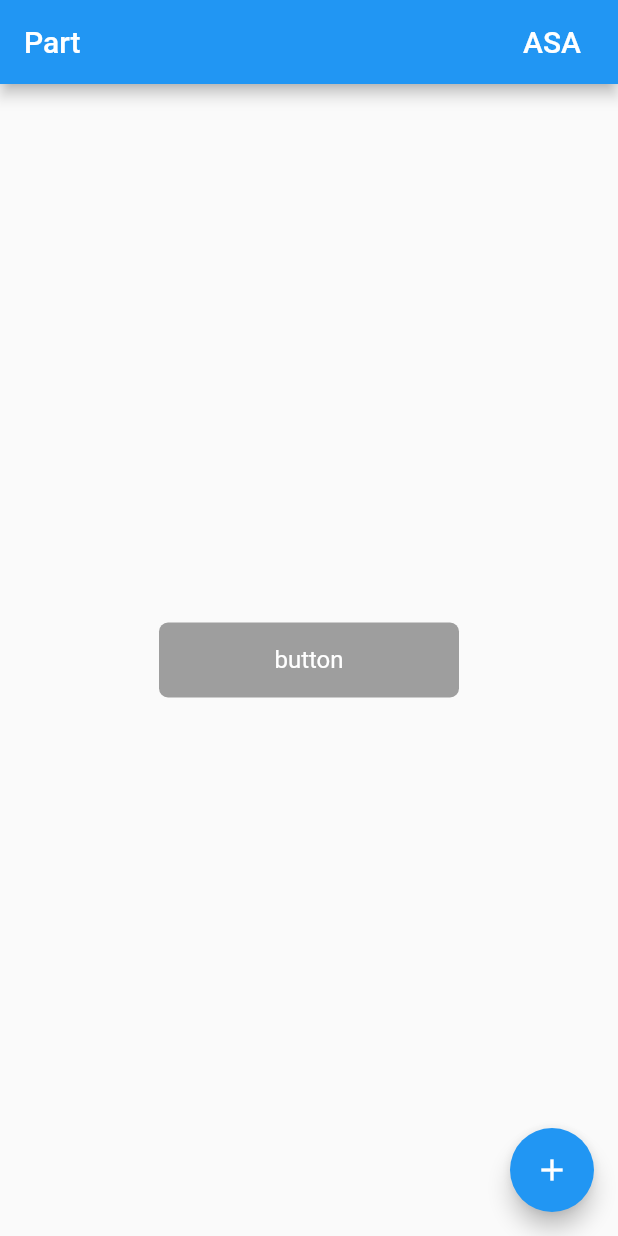
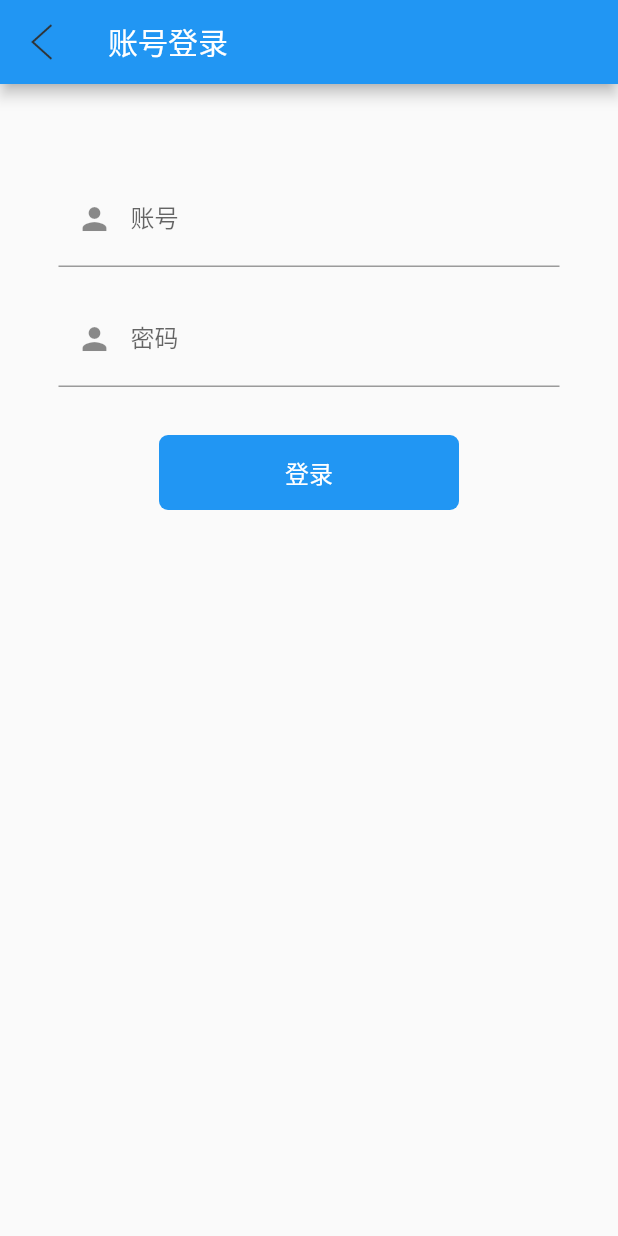
Before and after one commit to Daemon1993/Part, a Flutter app: the screen it shows after launch, on a phone screen of 412 x 824 dp. Run offline on Flutter 3.47's test engine with Material 2 defaults, Android fonts, the phone set to English and light mode, and no system bars; missing offline and left inert: flustars.

Commit message:
add inputtext

```diff
--- a/lib/base_widget/Gaps.dart
+++ b/lib/base_widget/Gaps.dart
@@ -1,6 +1,32 @@
 import 'package:flutter/cupertino.dart';
+
+import 'dimens.dart';
 
 class Gaps{
 
+  /// 水平间隔
+  static const Widget hGap4 = SizedBox(width: Dimens.gap_dp4);
+  static const Widget hGap5 = SizedBox(width: Dimens.gap_dp5);
+  static const Widget hGap8 = SizedBox(width: Dimens.gap_dp8);
+  static const Widget hGap10 = SizedBox(width: Dimens.gap_dp10);
+  static const Widget hGap12 = SizedBox(width: Dimens.gap_dp12);
+  static const Widget hGap15 = SizedBox(width: Dimens.gap_dp15);
+  static const Widget hGap16 = SizedBox(width: Dimens.gap_dp16);
+  static const Widget hGap32 = SizedBox(width: Dimens.gap_dp32);
+
+  /// 垂直间隔
+  static const Widget vGap4 = SizedBox(height: Dimens.gap_dp4);
+  static const Widget vGap5 = SizedBox(height: Dimens.gap_dp5);
+  static const Widget vGap8 = SizedBox(height: Dimens.gap_dp8);
+  static const Widget vGap10 = SizedBox(height: Dimens.gap_dp10);
+  static const Widget vGap12 = SizedBox(height: Dimens.gap_dp12);
+  static const Widget vGap15 = SizedBox(height: Dimens.gap_dp15);
+  static const Widget vGap16 = SizedBox(height: Dimens.gap_dp16);
+  static const Widget vGap24 = SizedBox(height: Dimens.gap_dp24);
+  static const Widget vGap32 = SizedBox(height: Dimens.gap_dp32);
+  static const Widget vGap50 = SizedBox(height: Dimens.gap_dp50);
+
+
   static const Widget empty = SizedBox.shrink();
+
 }
--- a/lib/base_widget/MyAppBar.dart
+++ b/lib/base_widget/MyAppBar.dart
@@ -31,7 +31,8 @@ class MyAppBar extends StatelessWidget implements PreferredSizeWidget {
       leading: isBack
           ? IconButton(
               onPressed: () {},
-              icon: Image.asset(Constant.backImage),
+              icon: Image.asset(Constant.backImage,width: 30,height: 30,),
+
             )
           : null,
       title: Text(this.title),
@@ -41,7 +42,7 @@ class MyAppBar extends StatelessWidget implements PreferredSizeWidget {
             this.right_text,
             style: TextStyle(fontSize: 20, color: Colors.white),
           ),
-          onPressed: this.rightAction,
+          onPressed: this.rightAction==null?this.rightAction:null,
         ),
         this.rightIcon.isNotEmpty
             ? IconButton(
--- a/lib/base_widget/MyButton.dart
+++ b/lib/base_widget/MyButton.dart
@@ -1,5 +1,6 @@
 
 
+import 'package:dpart/utils/Log.dart';
 import 'package:flutter/material.dart';
 
 class MyButton extends StatelessWidget{
@@ -16,7 +17,7 @@ class MyButton extends StatelessWidget{
 
   MyButton({Key key,
     this.name = '',
-    this.bg_color = Colors.grey,
+    this.bg_color,
     this.borderRadius=6,
     this.action,
     this.width=100,
@@ -26,21 +27,25 @@ class MyButton extends StatelessWidget{
   @override
   Widget build(BuildContext context) {
     // TODO: implement build
+    if(this.bg_color==null){
+      this.bg_color=Theme.of(context).primaryColor;
+    }
     return Material(
       child: InkWell(
         splashColor: Colors.green[200],
+        borderRadius: BorderRadius.circular(this.borderRadius),
          child:Container(
            width: width,
            height: height,
            child: Center(
-               child: Text('button',style: TextStyle(color: Colors.white,fontSize: 16))
+               child: Text(name,style: TextStyle(color: Colors.white,fontSize: 16))
            ),
          ),
         onTap:
           this.action
         ,
       ),
-      color:Colors.grey,
+      color:this.bg_color,
       borderRadius: BorderRadius.circular(this.borderRadius),
     );
   }
--- /dev/null
+++ b/lib/base_widget/MyInputText.dart
@@ -0,0 +1,70 @@
+import 'package:dpart/utils/Log.dart';
+import 'package:flutter/cupertino.dart';
+import 'package:flutter/material.dart';
+
+class MyInputText extends StatefulWidget {
+  String hintText;
+  String labelText;
+  double width=350;
+
+  var prefixIcon;
+
+  TextEditingController controller;
+
+  MyInputText({Key key,
+    this.width,
+    this.hintText='',
+    this.labelText='',
+    this.prefixIcon,
+    @required this.controller,
+  }
+  );
+
+  @override
+  State<StatefulWidget> createState() {
+    // TODO: implement createState
+    return _InutTextState();
+  }
+}
+
+class _InutTextState extends State<MyInputText>{
+
+  @override
+  void initState() {
+    // TODO: implement initState
+    super.initState();
+
+//    widget.controller.addListener(()=>{
+//
+//    });
+  }
+
+  @override
+  void dispose() {
+    // TODO: implement dispose
+    super.dispose();
+    widget.controller.dispose();
+  }
+  @override
+  Widget build(BuildContext context) {
+    // TODO: implement build
+    final ThemeData themeData = Theme.of(context);
+
+    // TODO: implement build
+    return Container(
+      padding: EdgeInsets.all(8),
+      width: 350,
+      child: TextField(
+        controller: widget.controller,
+        decoration: InputDecoration(
+          hintText: widget.hintText,
+          labelText: widget.labelText,
+          prefixIcon: Icon(Icons.person),
+
+
+        ),
+      ),
+    );
+  }
+
+}
--- /dev/null
+++ b/lib/base_widget/dimens.dart
@@ -0,0 +1,19 @@
+class Dimens {
+  static const double font_sp10 = 10.0;
+  static const double font_sp12 = 12.0;
+  static const double font_sp14 = 14.0;
+  static const double font_sp15 = 15.0;
+  static const double font_sp16 = 16.0;
+  static const double font_sp18 = 18.0;
+
+  static const double gap_dp4 = 4;
+  static const double gap_dp5 = 5;
+  static const double gap_dp8 = 8;
+  static const double gap_dp10 = 10;
+  static const double gap_dp12 = 12;
+  static const double gap_dp15 = 15;
+  static const double gap_dp16 = 16;
+  static const double gap_dp24 = 24;
+  static const double gap_dp32 = 32;
+  static const double gap_dp50 = 50;
+}
--- a/lib/main.dart
+++ b/lib/main.dart
@@ -1,5 +1,7 @@
+import 'package:dpart/base_widget/Gaps.dart';
 import 'package:dpart/base_widget/MyAppBar.dart';
 import 'package:dpart/base_widget/MyButton.dart';
+import 'package:dpart/base_widget/MyInputText.dart';
 import 'package:dpart/utils/Constant.dart';
 import 'package:dpart/utils/Log.dart';
 import 'package:flutter/material.dart';
@@ -56,57 +58,39 @@ class MyHomePage extends StatefulWidget {
 }
 
 class _MyHomePageState extends State<MyHomePage> {
-  int _counter = 0;
+
+
+  final TextEditingController _nameController = TextEditingController();
+  final TextEditingController _pwdController = TextEditingController();
 
   @override
   void initState() {
     // TODO: implement initState
     super.initState();
     Log.init();
-
-  }
-  void _incrementCounter() {
-    setState(() {
-      // This call to setState tells the Flutter framework that something has
-      // changed in this State, which causes it to rerun the build method below
-      // so that the display can reflect the updated values. If we changed
-      // _counter without calling setState(), then the build method would not be
-      // called again, and so nothing would appear to happen.
-      _counter++;
-    });
   }
 
   @override
   Widget build(BuildContext context) {
-    // This method is rerun every time setState is called, for instance as done
-    // by the _incrementCounter method above.
-    //
-    // The Flutter framework has been optimized to make rerunning build methods
-    // fast, so that you can just rebuild anything that needs updating rather
-    // than having to individually change instances of widgets.
+
     return Scaffold(
-      appBar:MyAppBar(isBack: false,title: 'Part',right_text: 'ASA',
+      appBar:MyAppBar(isBack: true,title: '账号登录',right_text: '',
         rightAction: ()=>{
         Log.d("right Action")
       }
       ),
 
       body: Center(
-        // Center is a layout widget. It takes a single child and positions it
-        // in the middle of the parent.
         child: Column(
-
-          mainAxisAlignment: MainAxisAlignment.center,
           children: <Widget>[
-            MyButton(action: (){},width: 200,),
+            Gaps.vGap50,
+            MyInputText(controller: _nameController,labelText: '账号',hintText: '请输入账号',),
+            MyInputText(controller: _pwdController,labelText: '密码',hintText: '请输入密码',),
+            Gaps.vGap24,
+            MyButton(action: (){},width: 200,name: '登录',),
           ],
         ),
-      ),
-      floatingActionButton: FloatingActionButton(
-        onPressed: _incrementCounter,
-        tooltip: 'Increment',
-        child: Icon(Icons.add),
-      ), // This trailing comma makes auto-formatting nicer for build methods.
+      )
     );
   }
 }
```
